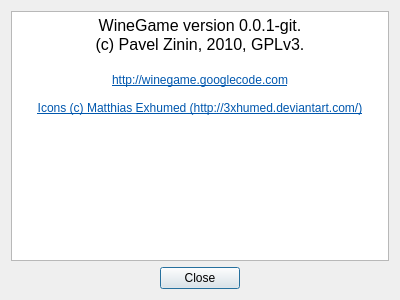
The window that about.ui (pashazz/winegame) describes before a commit, drawn with Qt 5.
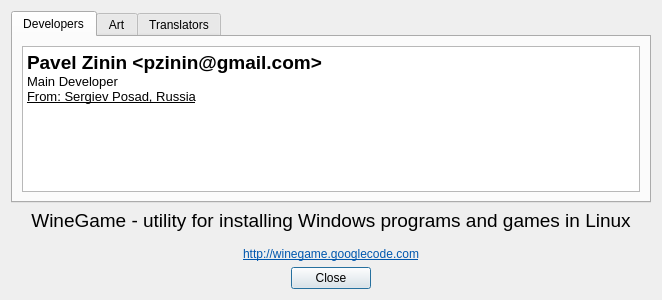
The same window after the commit.

Commit message: New about dialog

```diff
--- a/about.ui
+++ b/about.ui
@@ -6,7 +6,7 @@
    <rect>
     <x>0</x>
     <y>0</y>
-    <width>400</width>
+    <width>662</width>
     <height>300</height>
    </rect>
   </property>
@@ -17,23 +17,7 @@
    <bool>true</bool>
   </property>
   <layout class="QGridLayout" name="gridLayout">
-   <item row="0" column="0">
-    <widget class="QTextBrowser" name="textBrowser">
-     <property name="html">
-      <string>&lt;!DOCTYPE HTML PUBLIC &quot;-//W3C//DTD HTML 4.0//EN&quot; &quot;http://www.w3.org/TR/REC-html40/strict.dtd&quot;&gt;
-&lt;html&gt;&lt;head&gt;&lt;meta name=&quot;qrichtext&quot; content=&quot;1&quot; /&gt;&lt;style type=&quot;text/css&quot;&gt;
-p, li { white-space: pre-wrap; }
-&lt;/style&gt;&lt;/head&gt;&lt;body style=&quot; font-family:'Droid Sans'; font-size:9pt; font-weight:400; font-style:normal;&quot;&gt;
-&lt;p align=&quot;center&quot; style=&quot; margin-top:0px; margin-bottom:0px; margin-left:0px; margin-right:0px; -qt-block-indent:0; text-indent:0px;&quot;&gt;&lt;span style=&quot; font-size:12pt;&quot;&gt;WineGame version 0.0.1-git.&lt;/span&gt;&lt;/p&gt;
-&lt;p align=&quot;center&quot; style=&quot; margin-top:0px; margin-bottom:0px; margin-left:0px; margin-right:0px; -qt-block-indent:0; text-indent:0px;&quot;&gt;&lt;span style=&quot; font-size:12pt;&quot;&gt;(c) Pavel Zinin, 2010, GPLv3.&lt;/span&gt;&lt;/p&gt;
-&lt;p style=&quot;-qt-paragraph-type:empty; margin-top:0px; margin-bottom:0px; margin-left:0px; margin-right:0px; -qt-block-indent:0; text-indent:0px; font-size:12pt;&quot;&gt;&lt;/p&gt;
-&lt;p align=&quot;center&quot; style=&quot; margin-top:0px; margin-bottom:0px; margin-left:0px; margin-right:0px; -qt-block-indent:0; text-indent:0px;&quot;&gt;&lt;a href=&quot;http://winegame.googlecode.com&quot;&gt;&lt;span style=&quot; text-decoration: underline; color:#0057ae;&quot;&gt;http://winegame.googlecode.com&lt;/span&gt;&lt;/a&gt;&lt;/p&gt;
-&lt;p align=&quot;center&quot; style=&quot;-qt-paragraph-type:empty; margin-top:0px; margin-bottom:0px; margin-left:0px; margin-right:0px; -qt-block-indent:0; text-indent:0px; text-decoration: underline; color:#0057ae;&quot;&gt;&lt;/p&gt;
-&lt;p align=&quot;center&quot; style=&quot; margin-top:0px; margin-bottom:0px; margin-left:0px; margin-right:0px; -qt-block-indent:0; text-indent:0px;&quot;&gt;&lt;a href=&quot;http://winegame.googlecode.com&quot;&gt;&lt;span style=&quot; text-decoration: underline; color:#0057ae;&quot;&gt;Icons (c) Matthias Exhumed (&lt;/span&gt;&lt;/a&gt;&lt;a href=&quot;http://3xhumed.deviantart.com/)&quot;&gt;&lt;span style=&quot; text-decoration: underline; color:#0057ae;&quot;&gt;http://3xhumed.deviantart.com/)&lt;/span&gt;&lt;/a&gt;&lt;/p&gt;&lt;/body&gt;&lt;/html&gt;</string>
-     </property>
-    </widget>
-   </item>
-   <item row="1" column="0">
+   <item row="2" column="0">
     <widget class="QDialogButtonBox" name="buttonBox">
      <property name="orientation">
       <enum>Qt::Horizontal</enum>
@@ -46,6 +30,86 @@
      </property>
     </widget>
    </item>
+   <item row="0" column="0">
+    <widget class="QTabWidget" name="tabWidget">
+     <property name="currentIndex">
+      <number>0</number>
+     </property>
+     <widget class="QWidget" name="tab">
+      <attribute name="title">
+       <string>Developers</string>
+      </attribute>
+      <layout class="QHBoxLayout" name="horizontalLayout">
+       <item>
+        <widget class="QTextBrowser" name="textBrowser">
+         <property name="html">
+          <string>&lt;!DOCTYPE HTML PUBLIC &quot;-//W3C//DTD HTML 4.0//EN&quot; &quot;http://www.w3.org/TR/REC-html40/strict.dtd&quot;&gt;
+&lt;html&gt;&lt;head&gt;&lt;meta name=&quot;qrichtext&quot; content=&quot;1&quot; /&gt;&lt;style type=&quot;text/css&quot;&gt;
+p, li { white-space: pre-wrap; }
+&lt;/style&gt;&lt;/head&gt;&lt;body style=&quot; font-family:'Droid Sans'; font-size:9pt; font-weight:400; font-style:normal;&quot;&gt;
+&lt;p style=&quot; margin-top:0px; margin-bottom:0px; margin-left:0px; margin-right:0px; -qt-block-indent:0; text-indent:0px;&quot;&gt;&lt;span style=&quot; font-size:14pt; font-weight:600;&quot;&gt;Pavel Zinin &amp;lt;pzinin@gmail.com&amp;gt;&lt;/span&gt;&lt;/p&gt;
+&lt;p style=&quot; margin-top:0px; margin-bottom:0px; margin-left:0px; margin-right:0px; -qt-block-indent:0; text-indent:0px;&quot;&gt;&lt;span style=&quot; font-size:10pt;&quot;&gt;Main Developer&lt;/span&gt;&lt;/p&gt;
+&lt;p style=&quot; margin-top:0px; margin-bottom:0px; margin-left:0px; margin-right:0px; -qt-block-indent:0; text-indent:0px;&quot;&gt;&lt;span style=&quot; font-size:10pt; text-decoration: underline;&quot;&gt;From: Sergiev Posad, Russia&lt;/span&gt;&lt;/p&gt;&lt;/body&gt;&lt;/html&gt;</string>
+         </property>
+        </widget>
+       </item>
+      </layout>
+     </widget>
+     <widget class="QWidget" name="tab_2">
+      <attribute name="title">
+       <string>Art</string>
+      </attribute>
+      <layout class="QVBoxLayout" name="verticalLayout">
+       <item>
+        <widget class="QTextBrowser" name="textBrowser_2">
+         <property name="html">
+          <string>&lt;!DOCTYPE HTML PUBLIC &quot;-//W3C//DTD HTML 4.0//EN&quot; &quot;http://www.w3.org/TR/REC-html40/strict.dtd&quot;&gt;
+&lt;html&gt;&lt;head&gt;&lt;meta name=&quot;qrichtext&quot; content=&quot;1&quot; /&gt;&lt;style type=&quot;text/css&quot;&gt;
+p, li { white-space: pre-wrap; }
+&lt;/style&gt;&lt;/head&gt;&lt;body style=&quot; font-family:'Droid Sans'; font-size:9pt; font-weight:400; font-style:normal;&quot;&gt;
+&lt;p style=&quot; margin-top:0px; margin-bottom:0px; margin-left:0px; margin-right:0px; -qt-block-indent:0; text-indent:0px;&quot;&gt;&lt;span style=&quot; font-size:14pt; font-weight:600;&quot;&gt;Matthias Exhumed &amp;lt;&lt;/span&gt;&lt;a href=&quot;http://3xhumed.deviantart.com/&quot;&gt;&lt;span style=&quot; font-size:16pt; text-decoration: underline; color:#0057ae;&quot;&gt;http://3xhumed.deviantart.com/&lt;/span&gt;&lt;/a&gt;&lt;span style=&quot; font-size:14pt; font-weight:600;&quot;&gt;&amp;gt;&lt;/span&gt;&lt;/p&gt;
+&lt;p style=&quot; margin-top:0px; margin-bottom:0px; margin-left:0px; margin-right:0px; -qt-block-indent:0; text-indent:0px;&quot;&gt;&lt;span style=&quot; font-size:10pt;&quot;&gt;Software &amp;amp; Game Icons&lt;/span&gt;&lt;/p&gt;
+&lt;p style=&quot; margin-top:0px; margin-bottom:0px; margin-left:0px; margin-right:0px; -qt-block-indent:0; text-indent:0px;&quot;&gt;&lt;span style=&quot; font-size:10pt; text-decoration: underline;&quot;&gt;From: Germany&lt;/span&gt;&lt;/p&gt;&lt;/body&gt;&lt;/html&gt;</string>
+         </property>
+        </widget>
+       </item>
+      </layout>
+     </widget>
+     <widget class="QWidget" name="tab_3">
+      <attribute name="title">
+       <string>Translators</string>
+      </attribute>
+      <layout class="QHBoxLayout" name="horizontalLayout_2">
+       <item>
+        <widget class="QTextBrowser" name="textBrowser_3">
+         <property name="html">
+          <string>&lt;!DOCTYPE HTML PUBLIC &quot;-//W3C//DTD HTML 4.0//EN&quot; &quot;http://www.w3.org/TR/REC-html40/strict.dtd&quot;&gt;
+&lt;html&gt;&lt;head&gt;&lt;meta name=&quot;qrichtext&quot; content=&quot;1&quot; /&gt;&lt;style type=&quot;text/css&quot;&gt;
+p, li { white-space: pre-wrap; }
+&lt;/style&gt;&lt;/head&gt;&lt;body style=&quot; font-family:'Droid Sans'; font-size:9pt; font-weight:400; font-style:normal;&quot;&gt;
+&lt;p style=&quot; margin-top:0px; margin-bottom:0px; margin-left:0px; margin-right:0px; -qt-block-indent:0; text-indent:0px;&quot;&gt;&lt;span style=&quot; font-size:14pt; font-weight:600;&quot;&gt;Pavel Zinin &amp;lt;pzinin@gmail.com&amp;gt;&lt;/span&gt;&lt;/p&gt;
+&lt;p style=&quot; margin-top:0px; margin-bottom:0px; margin-left:0px; margin-right:0px; -qt-block-indent:0; text-indent:0px;&quot;&gt;&lt;span style=&quot; font-size:10pt;&quot;&gt;Russian translation (Русская локализация)&lt;/span&gt;&lt;/p&gt;
+&lt;p style=&quot; margin-top:0px; margin-bottom:0px; margin-left:0px; margin-right:0px; -qt-block-indent:0; text-indent:0px;&quot;&gt;&lt;span style=&quot; font-size:10pt; text-decoration: underline;&quot;&gt;From: Sergiev Posad, Russia&lt;/span&gt;&lt;/p&gt;&lt;/body&gt;&lt;/html&gt;</string>
+         </property>
+        </widget>
+       </item>
+      </layout>
+     </widget>
+    </widget>
+   </item>
+   <item row="1" column="0">
+    <widget class="QLabel" name="label">
+     <property name="text">
+      <string>&lt;!DOCTYPE HTML PUBLIC &quot;-//W3C//DTD HTML 4.0//EN&quot; &quot;http://www.w3.org/TR/REC-html40/strict.dtd&quot;&gt;
+&lt;html&gt;&lt;head&gt;&lt;meta name=&quot;qrichtext&quot; content=&quot;1&quot; /&gt;&lt;style type=&quot;text/css&quot;&gt;
+p, li { white-space: pre-wrap; }
+&lt;/style&gt;&lt;/head&gt;&lt;body style=&quot; font-family:'Droid Sans'; font-size:9pt; font-weight:400; font-style:normal;&quot;&gt;
+&lt;p align=&quot;center&quot; style=&quot; margin-top:0px; margin-bottom:0px; margin-left:0px; margin-right:0px; -qt-block-indent:0; text-indent:0px;&quot;&gt;&lt;span style=&quot; font-size:14pt;&quot;&gt;WineGame - utility for installing Windows programs and games in Linux&lt;/span&gt;&lt;/p&gt;
+&lt;p align=&quot;center&quot; style=&quot;-qt-paragraph-type:empty; margin-top:0px; margin-bottom:0px; margin-left:0px; margin-right:0px; -qt-block-indent:0; text-indent:0px; font-size:10pt;&quot;&gt;&lt;/p&gt;
+&lt;p align=&quot;center&quot; style=&quot; margin-top:0px; margin-bottom:0px; margin-left:0px; margin-right:0px; -qt-block-indent:0; text-indent:0px;&quot;&gt;&lt;a href=&quot;http://winegame.googlecode.com&quot;&gt;&lt;span style=&quot; text-decoration: underline; color:#0057ae;&quot;&gt;http://winegame.googlecode.com&lt;/span&gt;&lt;/a&gt;&lt;/p&gt;&lt;/body&gt;&lt;/html&gt;</string>
+     </property>
+    </widget>
+   </item>
   </layout>
  </widget>
  <resources/>
```
The commit also changes 1 other file.
